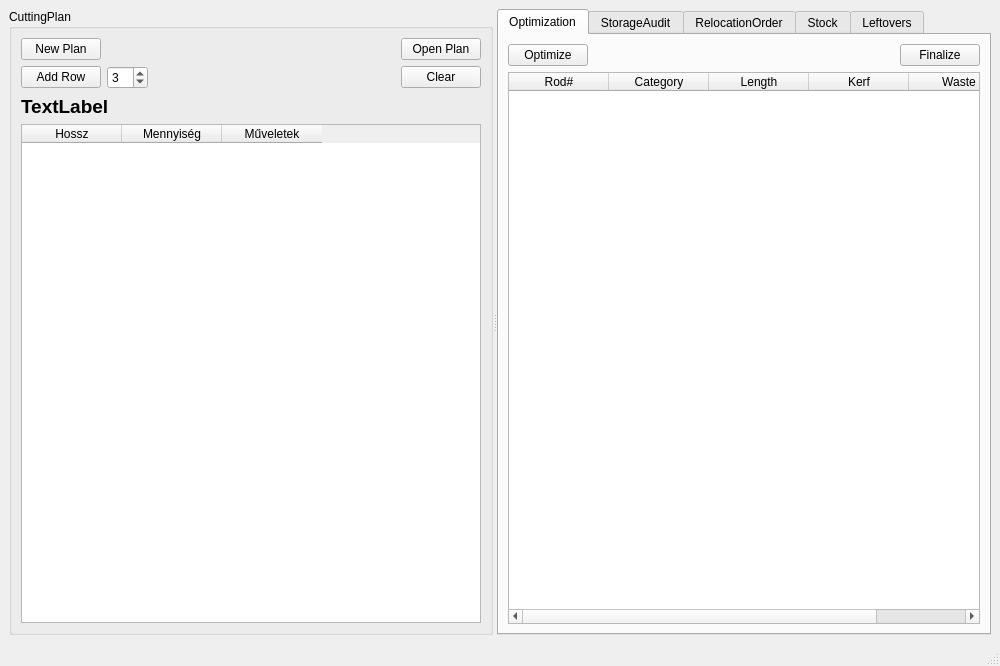
Before: the Qt Designer form view/MainWindow.ui in horvathzoltan/cutplannerpro, drawn with Qt 5.
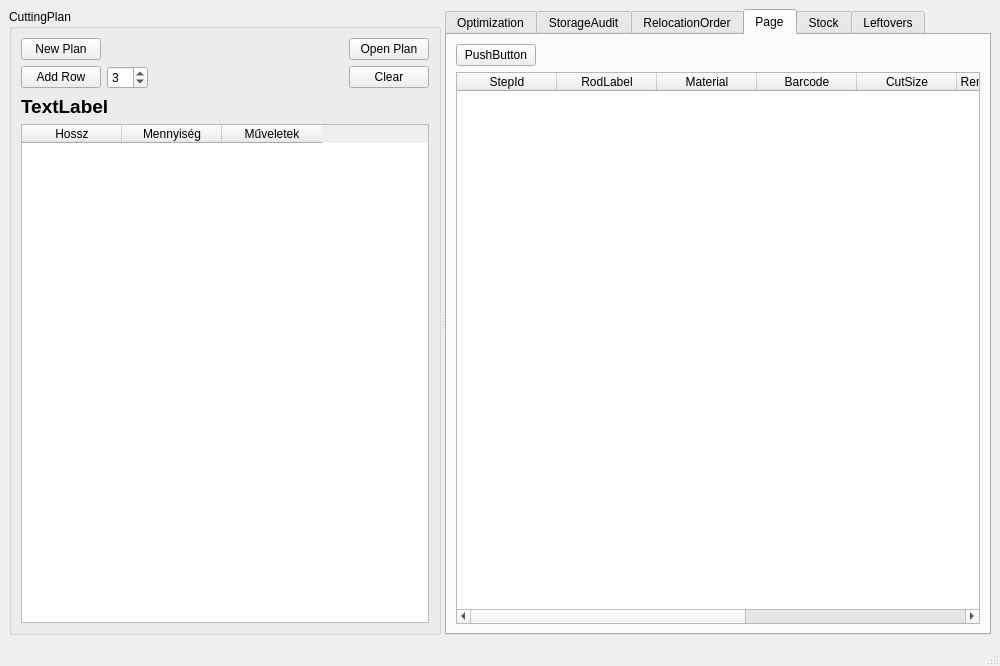
After: the same form once the commit is applied. The open tabs and pages were chosen to show the change.

The edit to the form file:
```diff
--- a/view/MainWindow.ui
+++ b/view/MainWindow.ui
@@ -187,7 +187,7 @@
         </size>
        </property>
        <property name="currentIndex">
-        <number>2</number>
+        <number>0</number>
        </property>
        <widget class="QWidget" name="midBoxPage1">
         <attribute name="title">
@@ -203,6 +203,13 @@
              </property>
             </widget>
            </item>
+           <item>
+            <widget class="QPushButton" name="btn_GenerateCuttingPlan">
+             <property name="text">
+              <string>GenerateCuttingPlan</string>
+             </property>
+            </widget>
+           </item>
            <item>
             <spacer name="horizontalSpacer_2">
              <property name="orientation">
@@ -422,6 +429,86 @@
          </item>
         </layout>
        </widget>
+       <widget class="QWidget" name="tab_5">
+        <attribute name="title">
+         <string>Page</string>
+        </attribute>
+        <layout class="QVBoxLayout" name="verticalLayout_6">
+         <item>
+          <layout class="QHBoxLayout" name="horizontalLayout_9">
+           <item>
+            <widget class="QPushButton" name="pushButton">
+             <property name="text">
+              <string>PushButton</string>
+             </property>
+            </widget>
+           </item>
+           <item>
+            <spacer name="horizontalSpacer_8">
+             <property name="orientation">
+              <enum>Qt::Orientation::Horizontal</enum>
+             </property>
+             <property name="sizeHint" stdset="0">
+              <size>
+               <width>40</width>
+               <height>20</height>
+              </size>
+             </property>
+            </spacer>
+           </item>
+          </layout>
+         </item>
+         <item>
+          <widget class="QTableWidget" name="tableCuttingInstruction">
+           <column>
+            <property name="text">
+             <string>StepId</string>
+            </property>
+           </column>
+           <column>
+            <property name="text">
+             <string>RodLabel</string>
+            </property>
+           </column>
+           <column>
+            <property name="text">
+             <string>Material</string>
+            </property>
+           </column>
+           <column>
+            <property name="text">
+             <string>Barcode</string>
+            </property>
+           </column>
+           <column>
+            <property name="text">
+             <string>CutSize</string>
+            </property>
+           </column>
+           <column>
+            <property name="text">
+             <string>RemainingBefore</string>
+            </property>
+           </column>
+           <column>
+            <property name="text">
+             <string>RemainingAfter</string>
+            </property>
+           </column>
+           <column>
+            <property name="text">
+             <string>Machine</string>
+            </property>
+           </column>
+           <column>
+            <property name="text">
+             <string>Status</string>
+            </property>
+           </column>
+          </widget>
+         </item>
+        </layout>
+       </widget>
        <widget class="QWidget" name="tab_3">
         <attribute name="title">
          <string>Stock</string>
```
